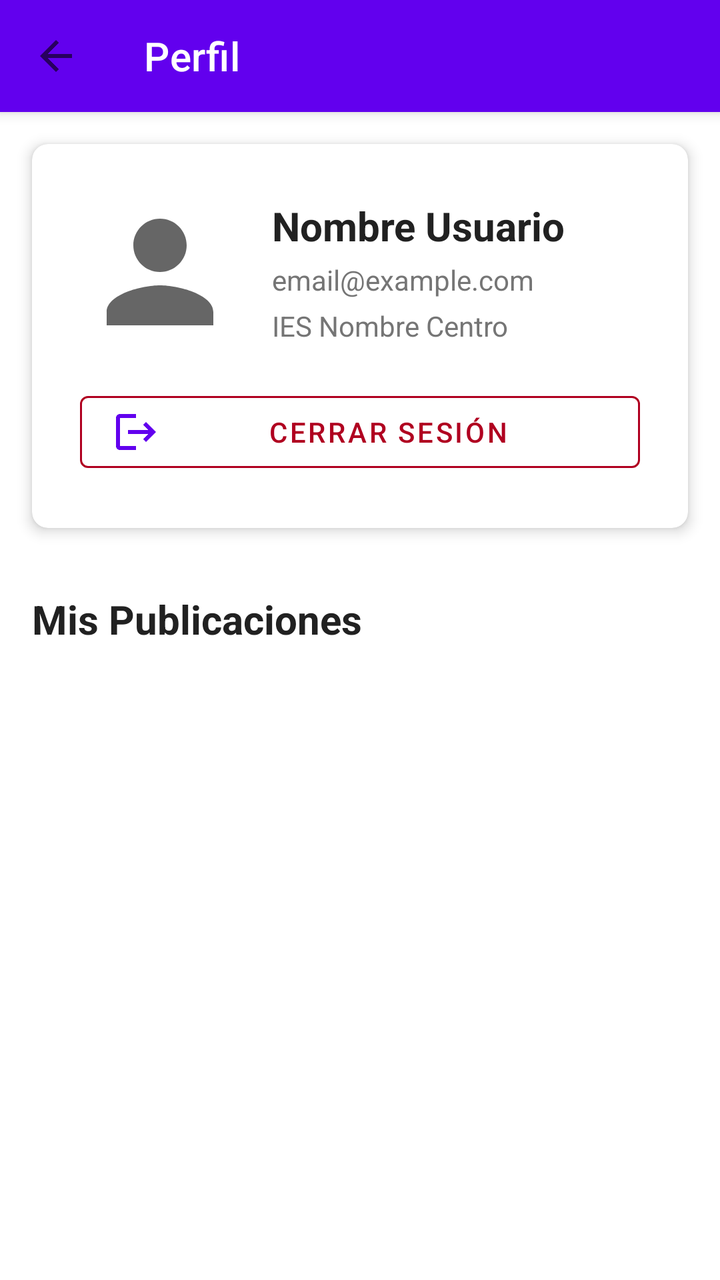
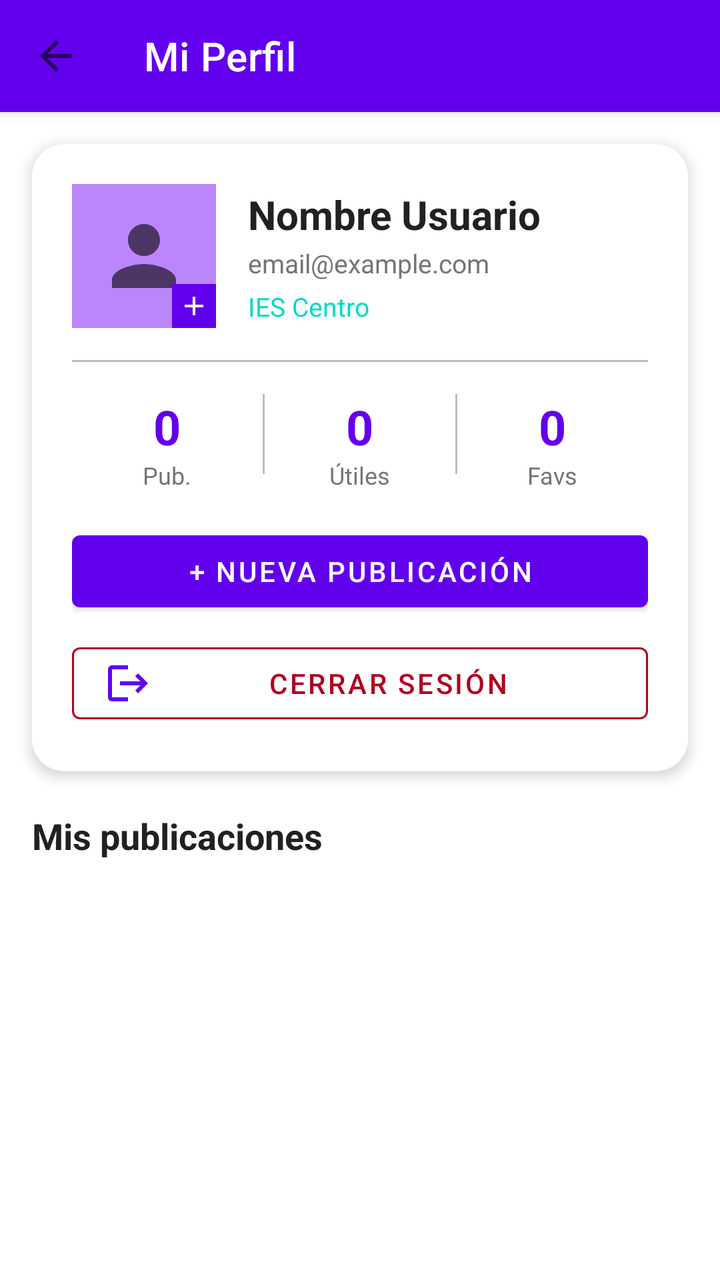

An Android layout rendered at two revisions. The XML below is the earlier revision; the diff shows what the commit changed to produce the second picture.
<!-- AndroidManifest.xml: application theme Theme.StudyBro -->
<!-- res/layout/actividad_perfil.xml -->
<?xml version="1.0" encoding="utf-8"?>
<androidx.coordinatorlayout.widget.CoordinatorLayout 
    xmlns:android="http://schemas.android.com/apk/res/android"
    xmlns:app="http://schemas.android.com/apk/res-auto"
    android:layout_width="match_parent"
    android:layout_height="match_parent">

    
    <com.google.android.material.appbar.AppBarLayout
        android:layout_width="match_parent"
        android:layout_height="wrap_content">

        <androidx.appcompat.widget.Toolbar
            android:id="@+id/toolbar"
            android:layout_width="match_parent"
            android:layout_height="?attr/actionBarSize"
            android:background="@color/primary"
            app:title="@string/profile_title"
            app:titleTextColor="@color/on_primary"
            app:navigationIcon="@drawable/ic_arrow_back"/>
    </com.google.android.material.appbar.AppBarLayout>

    
    <androidx.core.widget.NestedScrollView
        android:layout_width="match_parent"
        android:layout_height="match_parent"
        app:layout_behavior="@string/appbar_scrolling_view_behavior">

        <LinearLayout
            android:layout_width="match_parent"
            android:layout_height="wrap_content"
            android:orientation="vertical">

            
            <com.google.android.material.card.MaterialCardView
                android:layout_width="match_parent"
                android:layout_height="wrap_content"
                android:layout_margin="@dimen/margin_medium"
                app:cardElevation="@dimen/card_elevation"
                app:cardCornerRadius="@dimen/card_corner_radius">

                <LinearLayout
                    android:layout_width="match_parent"
                    android:layout_height="wrap_content"
                    android:orientation="vertical"
                    android:padding="@dimen/padding_large">

                    
                    <LinearLayout
                        android:layout_width="match_parent"
                        android:layout_height="wrap_content"
                        android:orientation="horizontal"
                        android:gravity="center_vertical"
                        android:layout_marginBottom="@dimen/margin_medium">

                        
                        <ImageView
                            android:id="@+id/ivAvatar"
                            android:layout_width="@dimen/avatar_size"
                            android:layout_height="@dimen/avatar_size"
                            android:src="@drawable/ic_person"
                            android:contentDescription="Avatar"/>

                        
                        <LinearLayout
                            android:layout_width="0dp"
                            android:layout_height="wrap_content"
                            android:layout_weight="1"
                            android:orientation="vertical"
                            android:layout_marginStart="@dimen/margin_medium">

                            <TextView
                                android:id="@+id/tvUsername"
                                android:layout_width="wrap_content"
                                android:layout_height="wrap_content"
                                android:text="Nombre Usuario"
                                android:textSize="20sp"
                                android:textStyle="bold"
                                android:textColor="@color/text_primary"/>

                            <TextView
                                android:id="@+id/tvEmail"
                                android:layout_width="wrap_content"
                                android:layout_height="wrap_content"
                                android:text="email@example.com"
                                android:textSize="14sp"
                                android:textColor="@color/text_secondary"
                                android:layout_marginTop="4dp"/>

                            <TextView
                                android:id="@+id/tvCenter"
                                android:layout_width="wrap_content"
                                android:layout_height="wrap_content"
                                android:text="IES Nombre Centro"
                                android:textSize="14sp"
                                android:textColor="@color/text_secondary"
                                android:layout_marginTop="4dp"/>
                        </LinearLayout>
                    </LinearLayout>

                    
                    <com.google.android.material.button.MaterialButton
                        android:id="@+id/btnLogout"
                        android:layout_width="match_parent"
                        android:layout_height="wrap_content"
                        android:text="@string/logout"
                        style="@style/Widget.MaterialComponents.Button.OutlinedButton"
                        app:icon="@drawable/ic_logout"
                        app:strokeColor="@color/error"
                        android:textColor="@color/error"/>
                </LinearLayout>
            </com.google.android.material.card.MaterialCardView>

            
            <TextView
                android:layout_width="wrap_content"
                android:layout_height="wrap_content"
                android:text="@string/my_posts"
                android:textSize="20sp"
                android:textStyle="bold"
                android:textColor="@color/text_primary"
                android:layout_marginStart="@dimen/margin_medium"
                android:layout_marginTop="@dimen/margin_medium"
                android:layout_marginBottom="8dp"/>

            
            <androidx.recyclerview.widget.RecyclerView
                android:id="@+id/recyclerMyPosts"
                android:layout_width="match_parent"
                android:layout_height="wrap_content"
                android:nestedScrollingEnabled="false"
                android:padding="@dimen/padding_small"/>

            
            <TextView
                android:id="@+id/tvNoPosts"
                android:layout_width="wrap_content"
                android:layout_height="wrap_content"
                android:layout_gravity="center"
                android:text="No has publicado nada aún"
                android:textColor="@color/text_secondary"
                android:padding="@dimen/padding_large"
                android:visibility="gone"/>
        </LinearLayout>
    </androidx.core.widget.NestedScrollView>

    
    <ProgressBar
        android:id="@+id/progressBar"
        android:layout_width="wrap_content"
        android:layout_height="wrap_content"
        android:layout_gravity="center"
        android:visibility="gone"/>

</androidx.coordinatorlayout.widget.CoordinatorLayout>
<!-- resources referenced by this layout -->
<resources>
  <color name="error">#B00020</color>
  <color name="on_primary">#FFFFFF</color>
  <color name="primary">#6200EE</color>
  <color name="text_primary">#212121</color>
  <color name="text_secondary">#757575</color>
  <dimen name="avatar_size">80dp</dimen>
  <dimen name="card_corner_radius">8dp</dimen>
  <dimen name="card_elevation">4dp</dimen>
  <dimen name="margin_medium">16dp</dimen>
  <dimen name="padding_large">24dp</dimen>
  <dimen name="padding_small">8dp</dimen>
  <!-- drawable ic_arrow_back (drawable) -->
  <vector xmlns:android="http://schemas.android.com/apk/res/android"
      android:width="24dp"
      android:height="24dp"
      android:viewportWidth="24"
      android:viewportHeight="24"
      android:tint="?attr/colorControlNormal"
      android:autoMirrored="true">
      <path
          android:fillColor="@android:color/white"
          android:pathData="M20,11H7.83l5.59,-5.59L12,4l-8,8 8,8 1.41,-1.41L7.83,13H20v-2z"/>
  </vector>
  <!-- drawable ic_logout (drawable) -->
  <vector xmlns:android="http://schemas.android.com/apk/res/android"
      android:width="24dp"
      android:height="24dp"
      android:viewportWidth="24"
      android:viewportHeight="24"
      android:tint="?attr/colorControlNormal"
      android:autoMirrored="true">
      <path
          android:fillColor="@android:color/white"
          android:pathData="M17,7l-1.41,1.41L18.17,11H8v2h10.17l-2.58,2.58L17,17l5,-5zM4,5h8V3H4c-1.1,0 -2,0.9 -2,2v14c0,1.1 0.9,2 2,2h8v-2H4V5z"/>
  </vector>
  <!-- drawable ic_person (drawable) -->
  <vector xmlns:android="http://schemas.android.com/apk/res/android"
      android:width="24dp"
      android:height="24dp"
      android:viewportWidth="24"
      android:viewportHeight="24"
      android:tint="?attr/colorControlNormal">
      <path
          android:fillColor="@android:color/white"
          android:pathData="M12,12c2.21,0 4,-1.79 4,-4s-1.79,-4 -4,-4 -4,1.79 -4,4 1.79,4 4,4zM12,14c-2.67,0 -8,1.34 -8,4v2h16v-2c0,-2.66 -5.33,-4 -8,-4z"/>
  </vector>
  <string name="appbar_scrolling_view_behavior" translatable="false">com.google.android.material.appbar.AppBarLayout$ScrollingViewBehavior</string>
  <string name="logout">Cerrar Sesión</string>
  <string name="my_posts">Mis Publicaciones</string>
  <string name="profile_title">Perfil</string>
  <style name="Theme.StudyBro" parent="Theme.MaterialComponents.DayNight.DarkActionBar">
          
          <item name="colorPrimary">@color/purple_500</item>
          <item name="colorPrimaryVariant">@color/purple_700</item>
          <item name="colorOnPrimary">@color/white</item>
          
          <item name="colorSecondary">@color/teal_200</item>
          <item name="colorSecondaryVariant">@color/teal_700</item>
          <item name="colorOnSecondary">@color/black</item>
          
          <item name="android:statusBarColor">?attr/colorPrimaryVariant</item>
          
      </style>
  <color name="purple_500">#FF6200EE</color>
  <color name="purple_700">#FF3700B3</color>
  <color name="white">#FFFFFFFF</color>
  <color name="teal_200">#FF03DAC5</color>
  <color name="teal_700">#FF018786</color>
  <color name="black">#FF000000</color>
</resources>

<!-- the commit's change to res/layout/actividad_perfil.xml (unified diff, before → after) -->
@@ -1,5 +1,5 @@
 <?xml version="1.0" encoding="utf-8"?>
-<androidx.coordinatorlayout.widget.CoordinatorLayout 
+<androidx.coordinatorlayout.widget.CoordinatorLayout
     xmlns:android="http://schemas.android.com/apk/res/android"
     xmlns:app="http://schemas.android.com/apk/res-auto"
     android:layout_width="match_parent"
@@ -15,12 +15,11 @@
             android:layout_width="match_parent"
             android:layout_height="?attr/actionBarSize"
             android:background="@color/primary"
-            app:title="@string/profile_title"
+            app:title="Mi Perfil"
             app:titleTextColor="@color/on_primary"
             app:navigationIcon="@drawable/ic_arrow_back"/>
     </com.google.android.material.appbar.AppBarLayout>
 
-    
     <androidx.core.widget.NestedScrollView
         android:layout_width="match_parent"
         android:layout_height="match_parent"
@@ -35,15 +34,15 @@
             <com.google.android.material.card.MaterialCardView
                 android:layout_width="match_parent"
                 android:layout_height="wrap_content"
-                android:layout_margin="@dimen/margin_medium"
-                app:cardElevation="@dimen/card_elevation"
-                app:cardCornerRadius="@dimen/card_corner_radius">
+                android:layout_margin="16dp"
+                app:cardElevation="4dp"
+                app:cardCornerRadius="16dp">
 
                 <LinearLayout
                     android:layout_width="match_parent"
                     android:layout_height="wrap_content"
                     android:orientation="vertical"
-                    android:padding="@dimen/padding_large">
+                    android:padding="20dp">
 
                     
                     <LinearLayout
@@ -51,23 +50,47 @@
                         android:layout_height="wrap_content"
                         android:orientation="horizontal"
                         android:gravity="center_vertical"
-                        android:layout_marginBottom="@dimen/margin_medium">
-
-                        
-                        <ImageView
-                            android:id="@+id/ivAvatar"
-                            android:layout_width="@dimen/avatar_size"
-                            android:layout_height="@dimen/avatar_size"
-                            android:src="@drawable/ic_person"
-                            android:contentDescription="Avatar"/>
-
-                        
-                        <LinearLayout
-                            android:layout_width="0dp"
-                            android:layout_height="wrap_content"
-                            android:layout_weight="1"
-                            android:orientation="vertical"
-                            android:layout_marginStart="@dimen/margin_medium">
+                        android:layout_marginBottom="16dp">
+
+                        
+                        <FrameLayout
+                            android:layout_width="72dp"
+                            android:layout_height="72dp">
+
+                            <ImageView
+                                android:id="@+id/ivAvatar"
+                                android:layout_width="72dp"
+                                android:layout_height="72dp"
+                                android:src="@drawable/ic_person"
+                                android:background="@color/primary_light"
+                                android:padding="12dp"
+                                android:scaleType="centerCrop"
+                                android:contentDescription="Foto de perfil"
+                                android:clickable="true"
+                                android:focusable="true"/>
+
+                            
+                            <ImageView
+                                android:id="@+id/ivCameraIcon"
+                                android:layout_width="22dp"
+                                android:layout_height="22dp"
+                                android:layout_gravity="bottom|end"
+                                android:src="@drawable/ic_add"
+                                android:background="@color/primary"
+                                android:tint="@color/on_primary"
+                                android:padding="3dp"
+                                android:contentDescription="Cambiar foto"
+                                android:clickable="false"
+                                android:focusable="false"/>
+                        </FrameLayout>
+
+                        
+                        <LinearLayout
+                            android:layout_width="0dp"
+                            android:layout_height="wrap_content"
+                            android:layout_weight="1"
+                            android:orientation="vertical"
+                            android:layout_marginStart="16dp">
 
                             <TextView
                                 android:id="@+id/tvUsername"
@@ -83,27 +106,137 @@
                                 android:layout_width="wrap_content"
                                 android:layout_height="wrap_content"
                                 android:text="email@example.com"
-                                android:textSize="14sp"
+                                android:textSize="13sp"
                                 android:textColor="@color/text_secondary"
+                                android:layout_marginTop="2dp"/>
+
+                            <TextView
+                                android:id="@+id/tvCenter"
+                                android:layout_width="wrap_content"
+                                android:layout_height="wrap_content"
+                                android:text="IES Centro"
+                                android:textSize="13sp"
+                                android:textColor="@color/secondary"
                                 android:layout_marginTop="4dp"/>
-
-                            <TextView
-                                android:id="@+id/tvCenter"
-                                android:layout_width="wrap_content"
-                                android:layout_height="wrap_content"
-                                android:text="IES Nombre Centro"
-                                android:textSize="14sp"
-                                android:textColor="@color/text_secondary"
-                                android:layout_marginTop="4dp"/>
                         </LinearLayout>
                     </LinearLayout>
+
+                    
+                    <View
+                        android:layout_width="match_parent"
+                        android:layout_height="1dp"
+                        android:background="@color/divider"
+                        android:layout_marginBottom="16dp"/>
+
+                    
+                    <LinearLayout
+                        android:layout_width="match_parent"
+                        android:layout_height="wrap_content"
+                        android:orientation="horizontal"
+                        android:layout_marginBottom="16dp">
+
+                        
+                        <LinearLayout
+                            android:layout_width="0dp"
+                            android:layout_height="wrap_content"
+                            android:layout_weight="1"
+                            android:orientation="vertical"
+                            android:gravity="center">
+
+                            <TextView
+                                android:id="@+id/tvStatPubs"
+                                android:layout_width="wrap_content"
+                                android:layout_height="wrap_content"
+                                android:text="0"
+                                android:textSize="24sp"
+                                android:textStyle="bold"
+                                android:textColor="@color/primary"/>
+
+                            <TextView
+                                android:layout_width="wrap_content"
+                                android:layout_height="wrap_content"
+                                android:text="Pub."
+                                android:textSize="12sp"
+                                android:textColor="@color/text_secondary"/>
+                        </LinearLayout>
+
+                        
+                        <View
+                            android:layout_width="1dp"
+                            android:layout_height="40dp"
+                            android:background="@color/divider"/>
+
+                        
+                        <LinearLayout
+                            android:layout_width="0dp"
+                            android:layout_height="wrap_content"
+                            android:layout_weight="1"
+                            android:orientation="vertical"
+                            android:gravity="center">
+
+                            <TextView
+                                android:id="@+id/tvStatLikes"
+                                android:layout_width="wrap_content"
+                                android:layout_height="wrap_content"
+                                android:text="0"
+                                android:textSize="24sp"
+                                android:textStyle="bold"
+                                android:textColor="@color/primary"/>
+
+                            <TextView
+                                android:layout_width="wrap_content"
+                                android:layout_height="wrap_content"
+                                android:text="Útiles"
+                                android:textSize="12sp"
+                                android:textColor="@color/text_secondary"/>
+                        </LinearLayout>
+
+                        
+                        <View
+                            android:layout_width="1dp"
+                            android:layout_height="40dp"
+                            android:background="@color/divider"/>
+
+                        
+                        <LinearLayout
+                            android:layout_width="0dp"
+                            android:layout_height="wrap_content"
+                            android:layout_weight="1"
+                            android:orientation="vertical"
+                            android:gravity="center">
+
+                            <TextView
+                                android:id="@+id/tvStatFavs"
+                                android:layout_width="wrap_content"
+                                android:layout_height="wrap_content"
+                                android:text="0"
+                                android:textSize="24sp"
+                                android:textStyle="bold"
+                                android:textColor="@color/primary"/>
+
+                            <TextView
+                                android:layout_width="wrap_content"
+                                android:layout_height="wrap_content"
+                                android:text="Favs"
+                                android:textSize="12sp"
+                                android:textColor="@color/text_secondary"/>
+                        </LinearLayout>
+                    </LinearLayout>
+
+                    
+                    <com.google.android.material.button.MaterialButton
+                        android:id="@+id/btnNuevaPublicacion"
+                        android:layout_width="match_parent"
+                        android:layout_height="wrap_content"
+                        android:text="+ Nueva Publicación"
+                        android:layout_marginBottom="8dp"/>
 
                     
                     <com.google.android.material.button.MaterialButton
                         android:id="@+id/btnLogout"
                         android:layout_width="match_parent"
                         android:layout_height="wrap_content"
-                        android:text="@string/logout"
+                        android:text="Cerrar sesión"
                         style="@style/Widget.MaterialComponents.Button.OutlinedButton"
                         app:icon="@drawable/ic_logout"
                         app:strokeColor="@color/error"
@@ -115,32 +248,31 @@
             <TextView
                 android:layout_width="wrap_content"
                 android:layout_height="wrap_content"
-                android:text="@string/my_posts"
-                android:textSize="20sp"
+                android:text="Mis publicaciones"
+                android:textSize="18sp"
                 android:textStyle="bold"
                 android:textColor="@color/text_primary"
-                android:layout_marginStart="@dimen/margin_medium"
-                android:layout_marginTop="@dimen/margin_medium"
+                android:layout_marginStart="16dp"
+                android:layout_marginTop="4dp"
                 android:layout_marginBottom="8dp"/>
 
-            
             <androidx.recyclerview.widget.RecyclerView
                 android:id="@+id/recyclerMyPosts"
                 android:layout_width="match_parent"
                 android:layout_height="wrap_content"
                 android:nestedScrollingEnabled="false"
-                android:padding="@dimen/padding_small"/>
-
-            
+                android:padding="8dp"/>
+
             <TextView
                 android:id="@+id/tvNoPosts"
-                android:layout_width="wrap_content"
-                android:layout_height="wrap_content"
-                android:layout_gravity="center"
-                android:text="No has publicado nada aún"
+                android:layout_width="match_parent"
+                android:layout_height="wrap_content"
+                android:gravity="center"
+                android:text="Aún no has publicado nada 📭"
                 android:textColor="@color/text_secondary"
-                android:padding="@dimen/padding_large"
+                android:padding="24dp"
                 android:visibility="gone"/>
+
         </LinearLayout>
     </androidx.core.widget.NestedScrollView>
 
<!-- resource entries referenced after the edit -->
@@ -1,16 +1,24 @@
 <!-- resources referenced by this layout -->
 <resources>
+  <color name="divider">#BDBDBD</color>
   <color name="error">#B00020</color>
   <color name="on_primary">#FFFFFF</color>
   <color name="primary">#6200EE</color>
+  <color name="primary_light">#BB86FC</color>
+  <color name="secondary">#03DAC6</color>
   <color name="text_primary">#212121</color>
   <color name="text_secondary">#757575</color>
-  <dimen name="avatar_size">80dp</dimen>
-  <dimen name="card_corner_radius">8dp</dimen>
-  <dimen name="card_elevation">4dp</dimen>
-  <dimen name="margin_medium">16dp</dimen>
-  <dimen name="padding_large">24dp</dimen>
-  <dimen name="padding_small">8dp</dimen>
+  <!-- drawable ic_add (drawable) -->
+  <vector xmlns:android="http://schemas.android.com/apk/res/android"
+      android:width="24dp"
+      android:height="24dp"
+      android:viewportWidth="24"
+      android:viewportHeight="24"
+      android:tint="?attr/colorControlNormal">
+      <path
+          android:fillColor="@android:color/white"
+          android:pathData="M19,13h-6v6h-2v-6H5v-2h6V5h2v6h6v2z"/>
+  </vector>
   <!-- drawable ic_arrow_back (drawable) -->
   <vector xmlns:android="http://schemas.android.com/apk/res/android"
       android:width="24dp"
@@ -47,9 +55,6 @@
           android:pathData="M12,12c2.21,0 4,-1.79 4,-4s-1.79,-4 -4,-4 -4,1.79 -4,4 1.79,4 4,4zM12,14c-2.67,0 -8,1.34 -8,4v2h16v-2c0,-2.66 -5.33,-4 -8,-4z"/>
   </vector>
   <string name="appbar_scrolling_view_behavior" translatable="false">com.google.android.material.appbar.AppBarLayout$ScrollingViewBehavior</string>
-  <string name="logout">Cerrar Sesión</string>
-  <string name="my_posts">Mis Publicaciones</string>
-  <string name="profile_title">Perfil</string>
   <style name="Theme.StudyBro" parent="Theme.MaterialComponents.DayNight.DarkActionBar">
           
           <item name="colorPrimary">@color/purple_500</item>
